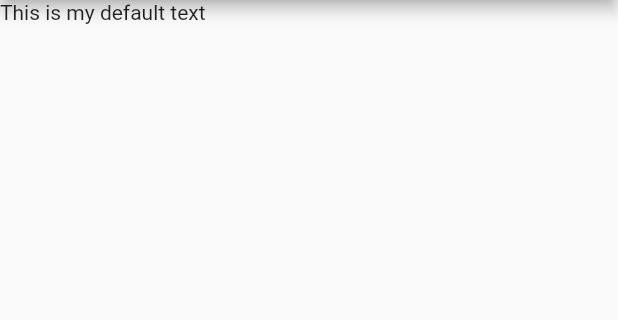
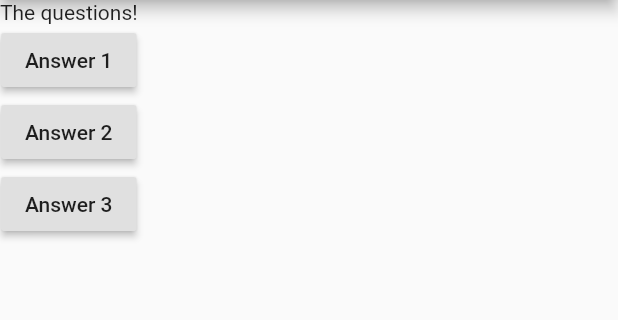
Before and after one commit to wenk-silvan/quiz, a Flutter app: the screen it shows after launch, on a phone screen of 412 x 824 dp, the part 84-404 px from its top. Run offline on Flutter 3.47's test engine with Material 2 defaults, Android fonts, the phone set to English and light mode, and no system bars.

Commit message:
Add basic button handling

```diff
--- a/lib/main.dart
+++ b/lib/main.dart
@@ -3,14 +3,41 @@ import 'package:flutter/material.dart';
 void main() => runApp(MyApp());
 
 class MyApp extends StatelessWidget {
+  void answerQuestion() {
+    print('Answer chosen!');
+  }
+
   @override
   Widget build(BuildContext context) {
+    var questions = [
+      'What\'s your favorite color?',
+      'What\'s you favoritte animal?'
+    ];
+
     return MaterialApp(
       home: Scaffold(
         appBar: AppBar(
           title: Text('My First App'),
         ),
-        body: Text('This is my default text'),
+        body: Column(
+          children: <Widget>[
+            Text('The questions!'),
+            RaisedButton(
+              child: Text('Answer 1'),
+              onPressed: this.answerQuestion,
+            ),
+            RaisedButton(
+              child: Text('Answer 2'),
+              onPressed: () => print('Answer 2 chosen!'),
+            ),
+            RaisedButton(
+              child: Text('Answer 3'),
+              onPressed: () {
+                print('Answer 3 chosen!');
+              },
+            ),
+          ],
+        ),
       ),
     );
   }
```
